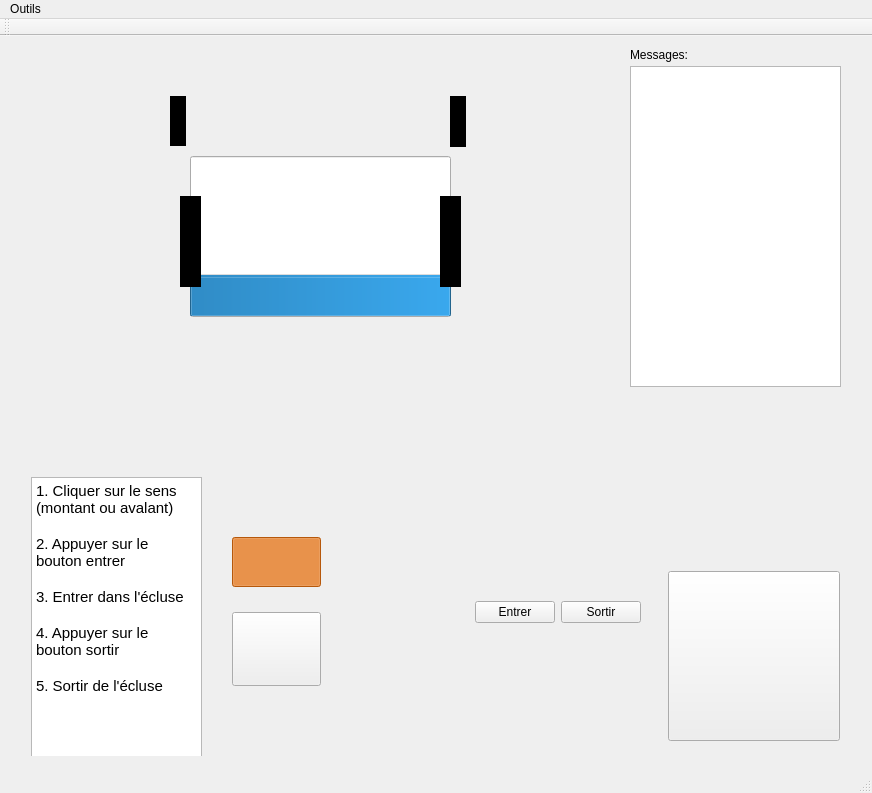
This is mainwindow.ui in VConstans/IHMEcluse as Qt 5 draws it before an edit. The edited form follows.
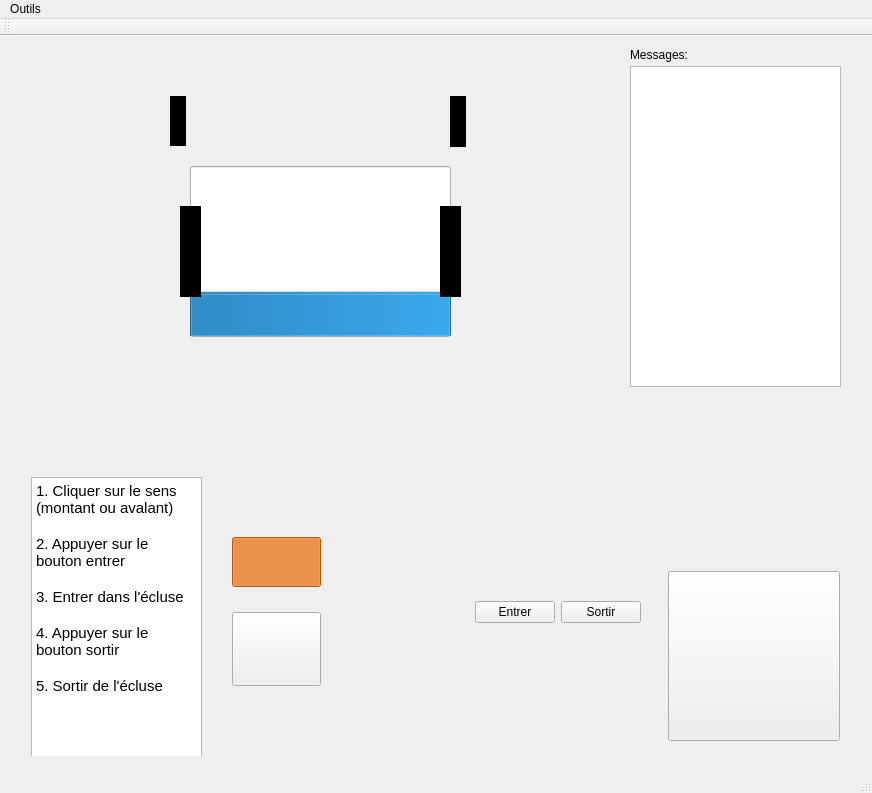
This is the edited form. Icons and pictures are not drawn.

Commit message: Change size of ecluse

```diff
--- a/mainwindow.ui
+++ b/mainwindow.ui
@@ -593,7 +593,7 @@
     <property name="geometry">
      <rect>
       <x>440</x>
-      <y>160</y>
+      <y>170</y>
       <width>21</width>
       <height>91</height>
      </rect>
@@ -611,7 +611,7 @@
     <property name="geometry">
      <rect>
       <x>180</x>
-      <y>160</y>
+      <y>170</y>
       <width>21</width>
       <height>91</height>
      </rect>
@@ -629,9 +629,9 @@
     <property name="geometry">
      <rect>
       <x>190</x>
-      <y>120</y>
+      <y>130</y>
       <width>261</width>
-      <height>161</height>
+      <height>171</height>
      </rect>
     </property>
     <property name="layoutDirection">
@@ -686,8 +686,8 @@
    <widget class="QLabel" name="feuMontant">
     <property name="geometry">
      <rect>
-      <x>60</x>
-      <y>260</y>
+      <x>50</x>
+      <y>280</y>
       <width>91</width>
       <height>31</height>
      </rect>
@@ -708,7 +708,7 @@
       <x>60</x>
       <y>60</y>
       <width>521</width>
-      <height>231</height>
+      <height>251</height>
      </rect>
     </property>
     <property name="minimumSize">
@@ -733,8 +733,8 @@
    <widget class="QLabel" name="feuAvalant">
     <property name="geometry">
      <rect>
-      <x>480</x>
-      <y>260</y>
+      <x>490</x>
+      <y>280</y>
       <width>91</width>
       <height>31</height>
      </rect>
```
